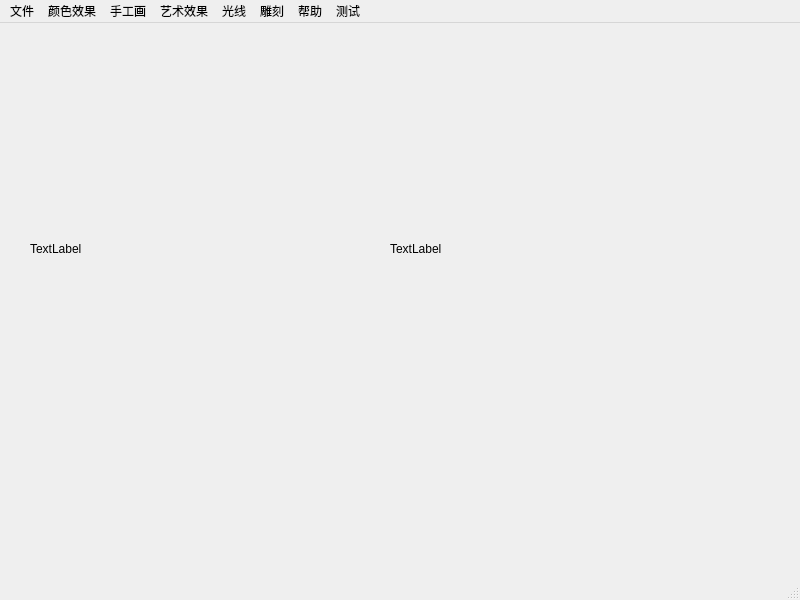
Old version of the form mainwindow.ui in the repository lzlylly521/project8.
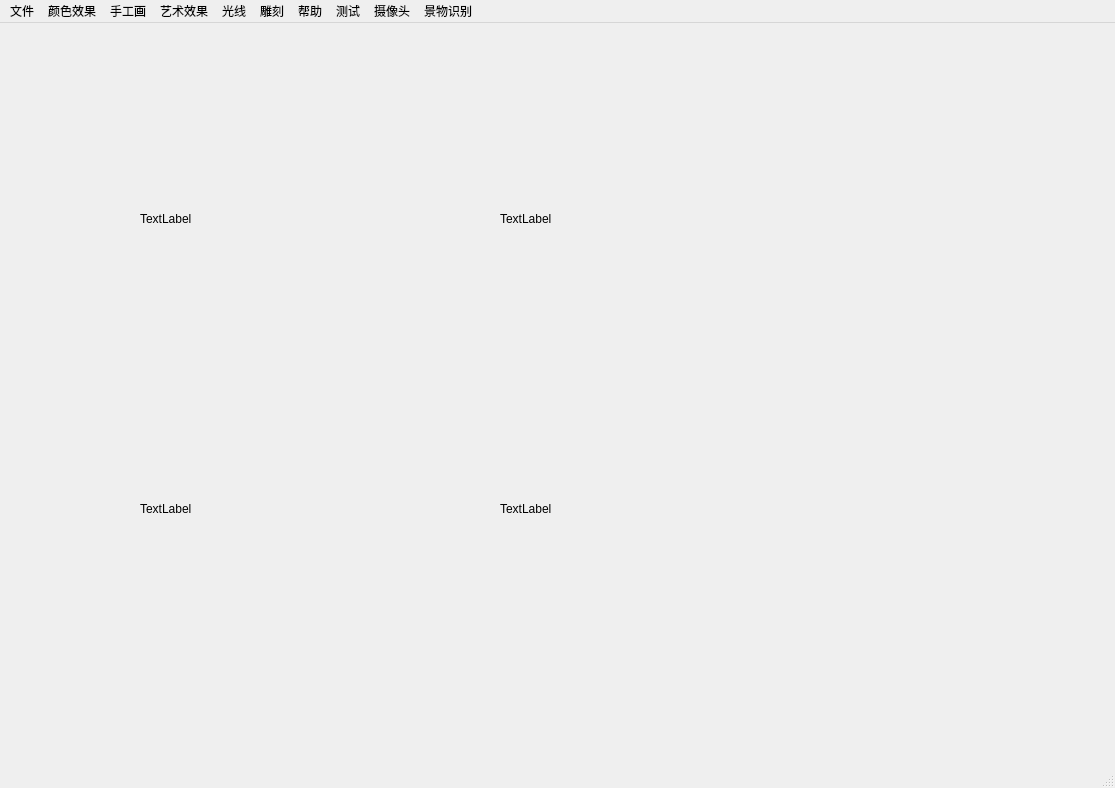
New version of the form.

Commit message:
it's great
I finish this demo, but I don't finish it

Patch:
```diff
--- a/mainwindow.ui
+++ b/mainwindow.ui
@@ -6,8 +6,8 @@
    <rect>
     <x>0</x>
     <y>0</y>
-    <width>800</width>
-    <height>600</height>
+    <width>1115</width>
+    <height>788</height>
    </rect>
   </property>
   <property name="windowTitle">
@@ -17,10 +17,10 @@
    <widget class="QLabel" name="label_1">
     <property name="geometry">
      <rect>
-      <x>30</x>
-      <y>120</y>
-      <width>311</width>
-      <height>211</height>
+      <x>140</x>
+      <y>70</y>
+      <width>341</width>
+      <height>251</height>
      </rect>
     </property>
     <property name="text">
@@ -30,10 +30,36 @@
    <widget class="QLabel" name="label_2">
     <property name="geometry">
      <rect>
-      <x>390</x>
-      <y>120</y>
-      <width>331</width>
-      <height>211</height>
+      <x>500</x>
+      <y>70</y>
+      <width>371</width>
+      <height>251</height>
+     </rect>
+    </property>
+    <property name="text">
+     <string>TextLabel</string>
+    </property>
+   </widget>
+   <widget class="QLabel" name="label_3">
+    <property name="geometry">
+     <rect>
+      <x>140</x>
+      <y>360</y>
+      <width>341</width>
+      <height>251</height>
+     </rect>
+    </property>
+    <property name="text">
+     <string>TextLabel</string>
+    </property>
+   </widget>
+   <widget class="QLabel" name="label_4">
+    <property name="geometry">
+     <rect>
+      <x>500</x>
+      <y>360</y>
+      <width>371</width>
+      <height>251</height>
      </rect>
     </property>
     <property name="text">
@@ -46,7 +72,7 @@
     <rect>
      <x>0</x>
      <y>0</y>
-     <width>800</width>
+     <width>1115</width>
      <height>22</height>
     </rect>
    </property>
@@ -152,6 +178,22 @@
      <string>测试</string>
     </property>
     <addaction name="actiontest1"/>
+    <addaction name="actionvideo_filter"/>
+   </widget>
+   <widget class="QMenu" name="menu_9">
+    <property name="title">
+     <string>摄像头</string>
+    </property>
+    <addaction name="actionopen_Camera"/>
+    <addaction name="actionclose_Camera"/>
+   </widget>
+   <widget class="QMenu" name="menu_10">
+    <property name="title">
+     <string>景物识别</string>
+    </property>
+    <addaction name="actionTM_SQDIFF_NORMED"/>
+    <addaction name="actionTM_CCOEFF_NORMED"/>
+    <addaction name="actionopen_targetImage"/>
    </widget>
    <addaction name="menu"/>
    <addaction name="menu_2"/>
@@ -161,6 +203,8 @@
    <addaction name="menu_6"/>
    <addaction name="menu_7"/>
    <addaction name="menu_8"/>
+   <addaction name="menu_9"/>
+   <addaction name="menu_10"/>
   </widget>
   <widget class="QStatusBar" name="statusbar"/>
   <action name="actiondefault_file">
```
Left out of the diff: 30 changed lines with no effect on the pictures. The commit also changes 2 other files.
